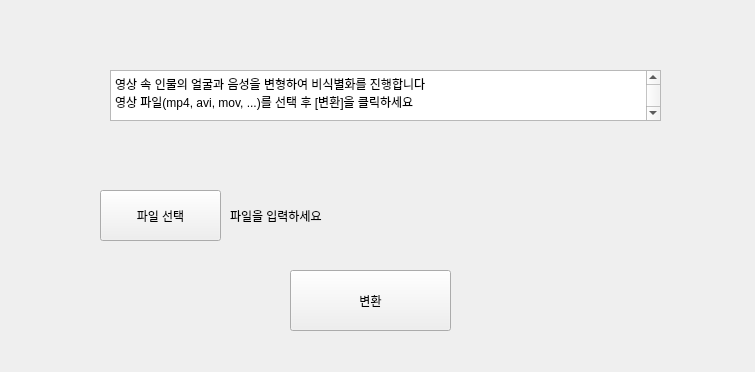
First picture: the form in ui_deidentification.ui, repository CSID-DGU/2022-2-OSSP1-Tejava-5, before the edit.
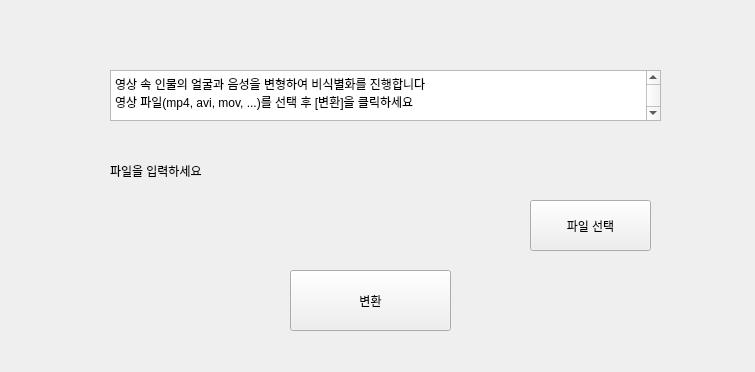
Second picture: the form after the edit.

```diff
--- a/ui_deidentification.ui
+++ b/ui_deidentification.ui
@@ -30,8 +30,8 @@
    <widget class="QPushButton" name="fileselectBtn">
     <property name="geometry">
      <rect>
-      <x>100</x>
-      <y>190</y>
+      <x>530</x>
+      <y>200</y>
       <width>121</width>
       <height>51</height>
      </rect>
@@ -62,10 +62,10 @@
    <widget class="QLabel" name="label">
     <property name="geometry">
      <rect>
-      <x>230</x>
-      <y>200</y>
-      <width>451</width>
-      <height>31</height>
+      <x>110</x>
+      <y>150</y>
+      <width>531</width>
+      <height>41</height>
      </rect>
     </property>
     <property name="text">
```
